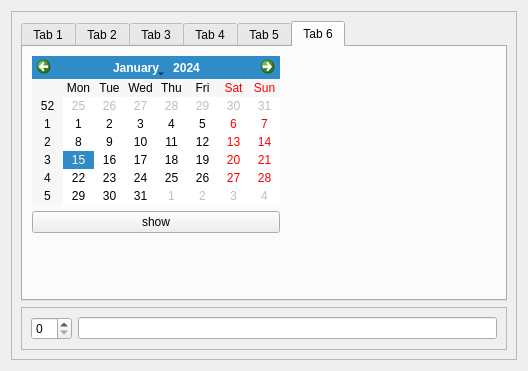
First picture: the form in Qt/my_programm/_For_tests/src/for_tests_mainbox_gui/src/ui/for_tests_mainbox_gui.ui, repository RinatB2017/mega_GIT, before the edit.
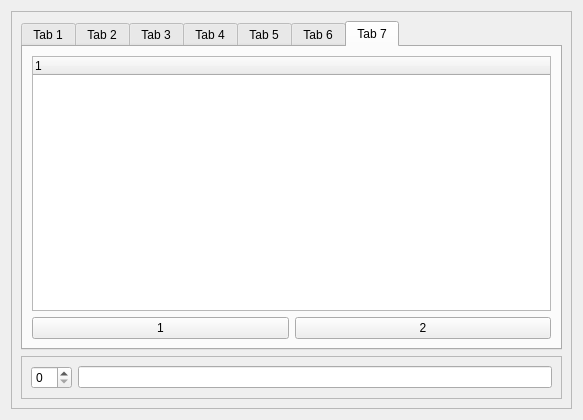
Second picture: the form after the edit. Icons and pictures are not drawn. Custom widgets are drawn as their Qt base class.

```diff
--- a/Qt/my_programm/_For_tests/src/for_tests_mainbox_gui/src/ui/for_tests_mainbox_gui.ui
+++ b/Qt/my_programm/_For_tests/src/for_tests_mainbox_gui/src/ui/for_tests_mainbox_gui.ui
@@ -6,8 +6,8 @@
    <rect>
     <x>0</x>
     <y>0</y>
-    <width>528</width>
-    <height>371</height>
+    <width>583</width>
+    <height>420</height>
    </rect>
   </property>
   <layout class="QHBoxLayout" name="horizontalLayout">
@@ -23,7 +23,7 @@
       <item>
        <widget class="QTabWidget" name="tabWidget">
         <property name="currentIndex">
-         <number>5</number>
+         <number>6</number>
         </property>
         <widget class="QWidget" name="tab">
          <attribute name="icon">
@@ -221,6 +221,44 @@
           </item>
          </layout>
         </widget>
+        <widget class="QWidget" name="tab_7">
+         <attribute name="icon">
+          <iconset resource="../../../../../../lib2/icons/digits/digits.qrc">
+           <normaloff>:/red/7.png</normaloff>:/red/7.png</iconset>
+         </attribute>
+         <attribute name="title">
+          <string>Tab 7</string>
+         </attribute>
+         <layout class="QVBoxLayout" name="verticalLayout_7">
+          <item>
+           <widget class="QTreeWidget" name="treeWidget">
+            <column>
+             <property name="text">
+              <string notr="true">1</string>
+             </property>
+            </column>
+           </widget>
+          </item>
+          <item>
+           <layout class="QHBoxLayout" name="horizontalLayout_3">
+            <item>
+             <widget class="QPushButton" name="btn_1">
+              <property name="text">
+               <string>1</string>
+              </property>
+             </widget>
+            </item>
+            <item>
+             <widget class="QPushButton" name="btn_2">
+              <property name="text">
+               <string>2</string>
+              </property>
+             </widget>
+            </item>
+           </layout>
+          </item>
+         </layout>
+        </widget>
        </widget>
       </item>
       <item>
```
Left out of the diff: 4 changed lines with no effect on the pictures.
